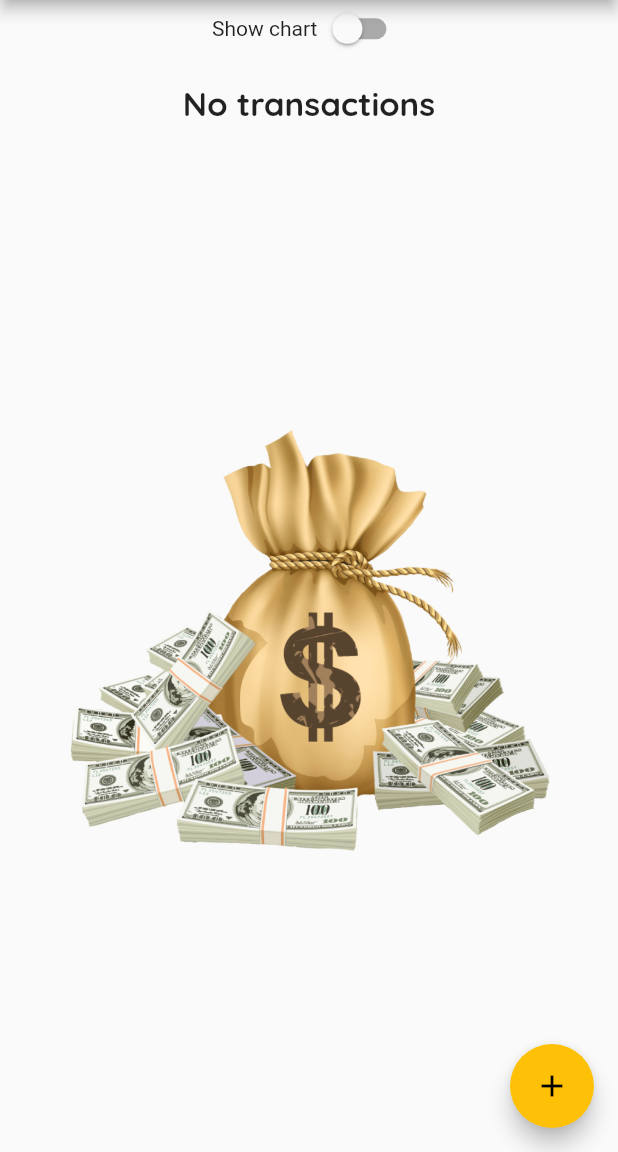
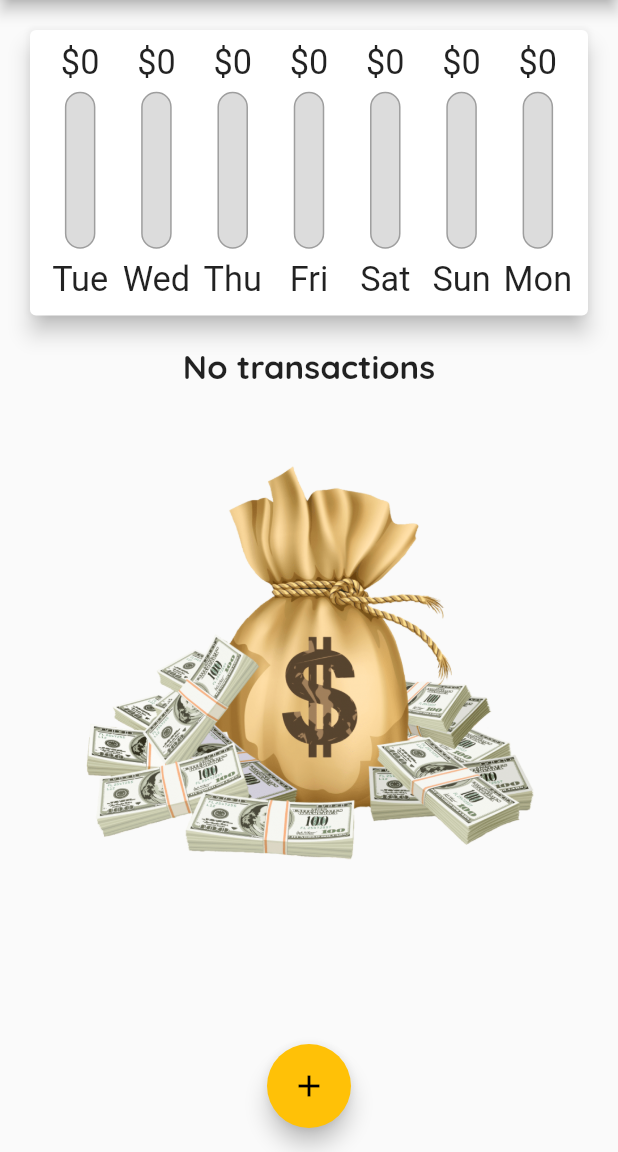
Before and after one commit to Kvitusja/expenses_tracker, a Flutter app: the screen it shows after launch, on a phone screen of 412 x 824 dp, the part 84-1236 px from its top. Run offline on Flutter 3.47's test engine with Material 2 defaults, Android fonts, the phone set to English and light mode, and no system bars.

Commit message:
final app

```diff
--- a/lib/widgets/main_screen_widget.dart
+++ b/lib/widgets/main_screen_widget.dart
@@ -68,8 +68,57 @@ class _MainScreenWidgetState extends State<MainScreenWidget> {
     });
   }
 
+  List<Widget> _buildLandscapePage(
+      MediaQueryData mediaQuery, AppBar appBar, Widget transactionsListWidget) {
+    return [
+      Row(
+        mainAxisAlignment: MainAxisAlignment.center,
+        children: <Widget>[
+          const Text('Show Chart'),
+          Switch(
+            value: _showChart,
+            onChanged: (val) {
+              setState(() {
+                _showChart = val;
+              });
+            },
+          ),
+        ],
+      ),
+      _showChart
+          ? SizedBox(
+              height: (mediaQuery.size.height -
+                      appBar.preferredSize.height -
+                      mediaQuery.padding.top) *
+                  0.7,
+              child: Chart(
+                recentTransactions: _recentTransactions,
+              ),
+            )
+          : transactionsListWidget
+    ];
+  }
+
+  List<Widget> _buildPortraitPage(
+      MediaQueryData mediaQuery, AppBar appBar, Widget transactionListWidget) {
+    return [
+      SizedBox(
+        height: (mediaQuery.size.height -
+                appBar.preferredSize.height -
+                mediaQuery.padding.top) *
+            0.3,
+        child: Chart(
+          recentTransactions: _recentTransactions,
+        ),
+      ),
+      transactionListWidget,
+    ];
+  }
+
   @override
   Widget build(BuildContext context) {
+    final mediaQuery = MediaQuery.of(context);
+    final isLandscape = mediaQuery.orientation == Orientation.landscape;
     final appBar = AppBar(
       title: const Text('Expenses App'),
       actions: [
@@ -79,68 +128,34 @@ class _MainScreenWidgetState extends State<MainScreenWidget> {
         ),
       ],
     );
+    final transactionsListWidget = Container(
+      height: (mediaQuery.size.height -
+              appBar.preferredSize.height -
+              mediaQuery.padding.top) *
+          0.7,
+      child: TransactionsList(
+          transactions: _userTransactions,
+          deleteTransaction: _deleteTransaction),
+    );
     return Scaffold(
       appBar: appBar,
       body: SingleChildScrollView(
         child: Column(
+          // mainAxisAlignment: MainAxisAlignment.start,
           crossAxisAlignment: CrossAxisAlignment.stretch,
-          children: [
-            SizedBox(
-              height: (MediaQuery.of(context).size.height -
-                  appBar.preferredSize.height -
-                  MediaQuery.of(context).padding.top) *
-                  0.05,
-              child: Row(
-                mainAxisAlignment: MainAxisAlignment.center,
-                children: [
-                  const Text('Show chart'),
-                  Switch(
-                      value: _showChart,
-                      onChanged: (newValue) {
-                        setState(() {
-                          _showChart = newValue;
-                        });
-                      }),
-                ],
-              ),
-            ),
-            _showChart
-                ? Column(
-                    crossAxisAlignment: CrossAxisAlignment.stretch,
-                    children: [
-                      SizedBox(
-                        height: (MediaQuery.of(context).size.height -
-                                appBar.preferredSize.height -
-                                MediaQuery.of(context).padding.top) *
-                            0.25,
-                        child: Chart(recentTransactions: _recentTransactions),
-                      ),
-                      SizedBox(
-                        height: (MediaQuery.of(context).size.height -
-                                appBar.preferredSize.height -
-                                MediaQuery.of(context).padding.top) *
-                            0.7,
-                        child: TransactionsList(
-                            transactions: _userTransactions,
-                            deleteTransaction: _deleteTransaction),
-                      ),
-                    ],
-                  )
-                : SizedBox(
-                    height: (MediaQuery.of(context).size.height -
-                            appBar.preferredSize.height -
-                            MediaQuery.of(context).padding.top) *
-                        0.75,
-                    child: TransactionsList(
-                        transactions: _userTransactions,
-                        deleteTransaction: _deleteTransaction),
-                  ),
+          children: <Widget>[
+            if (isLandscape)
+              ..._buildLandscapePage(
+                  mediaQuery, appBar, transactionsListWidget),
+            if (!isLandscape)
+              ..._buildPortraitPage(mediaQuery, appBar, transactionsListWidget),
           ],
         ),
       ),
+      floatingActionButtonLocation: FloatingActionButtonLocation.centerFloat,
       floatingActionButton: FloatingActionButton(
+        child: const Icon(Icons.add),
         onPressed: () => _startAddNewTransaction(context),
-        child: const Icon(Icons.add),
       ),
     );
   }
--- a/lib/widgets/transactions_list.dart
+++ b/lib/widgets/transactions_list.dart
@@ -1,9 +1,8 @@
 import 'package:flutter/material.dart';
 import 'package:intl/intl.dart';
-
 import '../models/transactions.dart';
 
-class TransactionsList extends StatefulWidget {
+class TransactionsList extends StatelessWidget {
   final Function deleteTransaction;
   final List<Transactions> transactions;
   const TransactionsList(
@@ -11,25 +10,20 @@ class TransactionsList extends StatefulWidget {
       : super(key: key);
 
   @override
-  State<TransactionsList> createState() => _TransactionsListState();
-}
-
-class _TransactionsListState extends State<TransactionsList> {
-  @override
   Widget build(BuildContext context) {
     return Container(
       //height: 500,
-      child: widget.transactions.isEmpty
+      child: transactions.isEmpty
           ? LayoutBuilder(builder: (context, constraints) {
               return Column(
-                mainAxisAlignment: MainAxisAlignment.spaceAround,
+                //mainAxisAlignment: MainAxisAlignment.spaceAround,
                 children: [
                   Text(
                     'No transactions',
                     style: Theme.of(context).textTheme.titleLarge,
                   ),
                   const SizedBox(
-                    height: 100,
+                    height: 20,
                   ),
                   SizedBox(
                     height: constraints.maxHeight * 0.6,
@@ -39,7 +33,7 @@ class _TransactionsListState extends State<TransactionsList> {
               );
             })
           : ListView.builder(
-              itemCount: widget.transactions.length,
+              itemCount: transactions.length,
               itemBuilder: (BuildContext context, int index) {
                 return Card(
                   margin:
@@ -49,24 +43,33 @@ class _TransactionsListState extends State<TransactionsList> {
                     leading: CircleAvatar(
                       radius: 40,
                       child: Padding(
-                        padding: const EdgeInsets.all(16.0),
+                        padding: const EdgeInsets.all(6.0),
                         child: FittedBox(
-                            child:
-                                Text('€ ${widget.transactions[index].amount}')),
+                            child: Text('€ ${transactions[index].amount}')),
                       ),
                     ),
                     title: Text(
-                      widget.transactions[index].title,
+                      transactions[index].title,
                       style: Theme.of(context).textTheme.titleLarge,
                     ),
                     subtitle: Text(
-                      DateFormat.yMMMd()
-                          .format(widget.transactions[index].date),
+                      DateFormat.yMMMd().format(transactions[index].date),
                     ),
-                    trailing: IconButton(
-                        onPressed: () => widget
-                            .deleteTransaction(widget.transactions[index].id),
-                        icon: const Icon(Icons.cancel_outlined)),
+                    trailing: MediaQuery.of(context).size.width > 400
+                        ? TextButton(
+                            onPressed: () =>
+                                deleteTransaction(transactions[index].id),
+                            child: Column(
+                              children: const [
+                                Icon(Icons.cancel_outlined, color: Colors.grey,),
+                                Text('Delete', style: TextStyle(color: Colors.orange),),
+                              ],
+                            ),
+                          )
+                        : IconButton(
+                            onPressed: () =>
+                                deleteTransaction(transactions[index].id),
+                            icon: const Icon(Icons.cancel_outlined)),
                   ),
                 );
               },
```
Also changed, not shown: lib/widgets/new_transaction.dart (+8 -4 lines).
